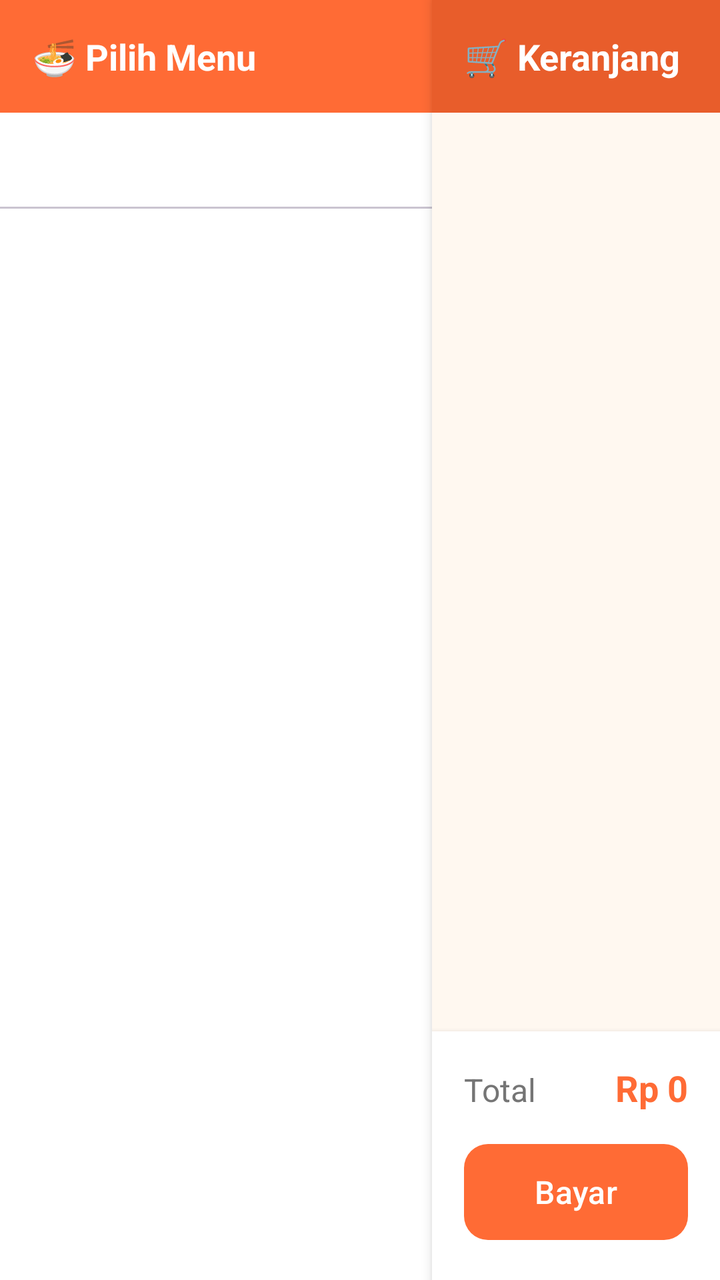
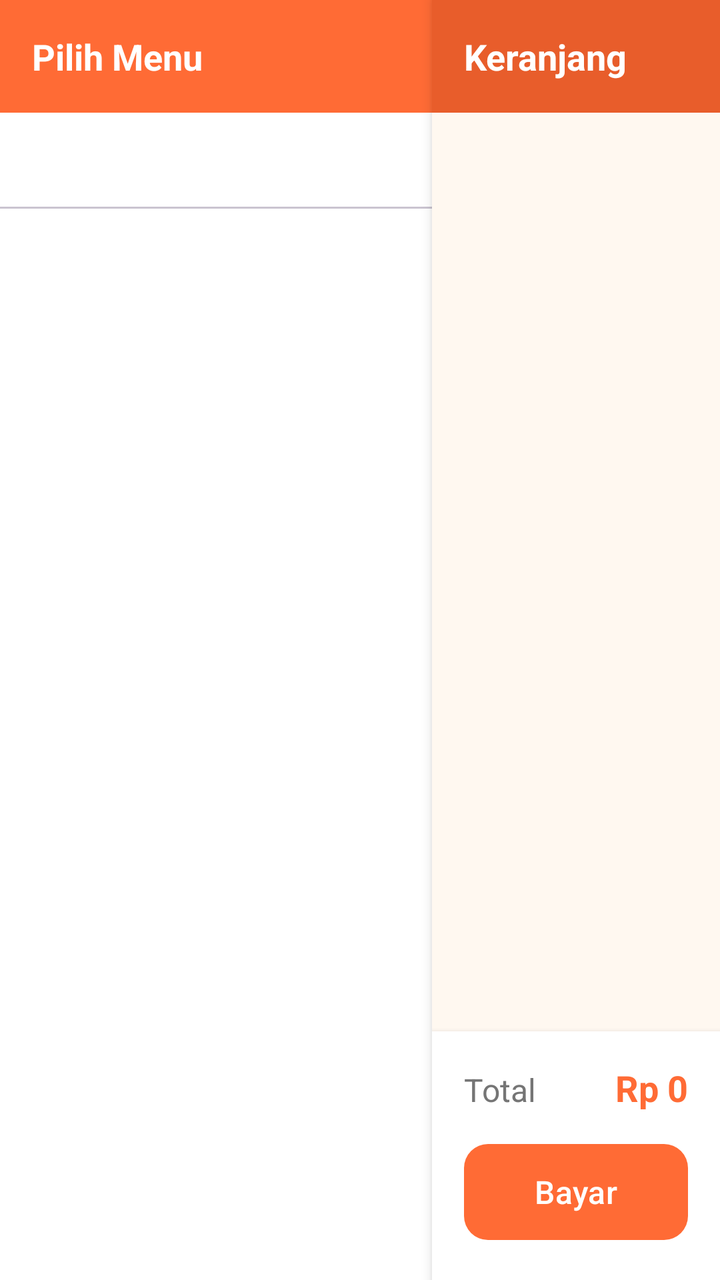

Compare the two renders of this Android layout. The source of the first and the diff that turns it into the second are given below.
<!-- AndroidManifest.xml: application theme Theme.MiePos -->
<!-- res/layout/fragment_pos.xml -->
<?xml version="1.0" encoding="utf-8"?>
<LinearLayout xmlns:android="http://schemas.android.com/apk/res/android"
    xmlns:app="http://schemas.android.com/apk/res-auto"
    android:layout_width="match_parent"
    android:layout_height="match_parent"
    android:orientation="horizontal"
    android:background="@color/background">

    
    <LinearLayout
        android:layout_width="0dp"
        android:layout_height="match_parent"
        android:layout_weight="3"
        android:orientation="vertical"
        android:background="@color/surface">

        <TextView
            android:layout_width="match_parent"
            android:layout_height="wrap_content"
            android:background="@color/primary"
            android:padding="16dp"
            android:text="🍜 Pilih Menu"
            android:textColor="@color/on_primary"
            android:textSize="18sp"
            android:textStyle="bold" />

        <com.google.android.material.tabs.TabLayout
            android:id="@+id/tabCategory"
            android:layout_width="match_parent"
            android:layout_height="wrap_content"
            app:tabMode="scrollable"
            app:tabGravity="fill"
            app:tabSelectedTextColor="@color/primary"
            app:tabTextColor="@color/text_secondary"
            app:tabIndicatorColor="@color/primary" />

        <androidx.recyclerview.widget.RecyclerView
            android:id="@+id/rvMenu"
            android:layout_width="match_parent"
            android:layout_height="match_parent"
            android:padding="8dp"
            android:clipToPadding="false" />
    </LinearLayout>

    
    <LinearLayout
        android:layout_width="0dp"
        android:layout_height="match_parent"
        android:layout_weight="2"
        android:orientation="vertical"
        android:background="@color/background"
        android:elevation="4dp">

        <TextView
            android:layout_width="match_parent"
            android:layout_height="wrap_content"
            android:background="@color/primary_dark"
            android:padding="16dp"
            android:text="🛒 Keranjang"
            android:textColor="@color/on_primary"
            android:textSize="18sp"
            android:textStyle="bold" />

        <androidx.recyclerview.widget.RecyclerView
            android:id="@+id/rvCart"
            android:layout_width="match_parent"
            android:layout_height="0dp"
            android:layout_weight="1"
            android:padding="8dp"
            android:clipToPadding="false" />

        <LinearLayout
            android:layout_width="match_parent"
            android:layout_height="wrap_content"
            android:orientation="vertical"
            android:background="@color/surface"
            android:elevation="4dp"
            android:padding="16dp">

            <LinearLayout
                android:layout_width="match_parent"
                android:layout_height="wrap_content"
                android:orientation="horizontal">

                <TextView
                    android:layout_width="0dp"
                    android:layout_height="wrap_content"
                    android:layout_weight="1"
                    android:text="Total"
                    android:textSize="16sp"
                    android:textColor="@color/text_secondary" />

                <TextView
                    android:id="@+id/tvTotal"
                    android:layout_width="wrap_content"
                    android:layout_height="wrap_content"
                    android:text="Rp 0"
                    android:textSize="18sp"
                    android:textStyle="bold"
                    android:textColor="@color/primary" />
            </LinearLayout>

            <com.google.android.material.button.MaterialButton
                android:id="@+id/btnBayar"
                android:layout_width="match_parent"
                android:layout_height="56dp"
                android:layout_marginTop="12dp"
                android:text="Bayar"
                android:textSize="16sp"
                app:cornerRadius="12dp" />

        </LinearLayout>
    </LinearLayout>

</LinearLayout>
<!-- resources referenced by this layout -->
<resources>
  <color name="background">#FFF8F0</color>
  <color name="on_primary">#FFFFFF</color>
  <color name="primary">#FF6B35</color>
  <color name="primary_dark">#E85D2B</color>
  <color name="surface">#FFFFFF</color>
  <color name="text_secondary">#757575</color>
  <style name="Theme.MiePos" parent="Theme.Material3.Light.NoActionBar">
          <item name="colorPrimary">@color/primary</item>
          <item name="colorPrimaryContainer">@color/primary_light</item>
          <item name="colorOnPrimaryContainer">@color/text_primary</item>
          <item name="colorOnPrimary">@color/on_primary</item>
          <item name="colorSecondary">@color/secondary</item>
          <item name="colorSecondaryContainer">@color/card_yellow</item>
          <item name="android:colorBackground">@color/background</item>
          <item name="colorSurface">@color/surface</item>
          <item name="colorError">@color/error</item>
      </style>
  <color name="primary_light">#FFAA80</color>
  <color name="text_primary">#1A1A1A</color>
  <color name="secondary">#FFB800</color>
  <color name="card_yellow">#FFF8E1</color>
  <color name="error">#C62828</color>
</resources>

<!-- the commit's change to res/layout/fragment_pos.xml (unified diff, before → after) -->
@@ -19,7 +19,7 @@
             android:layout_height="wrap_content"
             android:background="@color/primary"
             android:padding="16dp"
-            android:text="🍜 Pilih Menu"
+            android:text="Pilih Menu"
             android:textColor="@color/on_primary"
             android:textSize="18sp"
             android:textStyle="bold" />
@@ -56,7 +56,7 @@
             android:layout_height="wrap_content"
             android:background="@color/primary_dark"
             android:padding="16dp"
-            android:text="🛒 Keranjang"
+            android:text="Keranjang"
             android:textColor="@color/on_primary"
             android:textSize="18sp"
             android:textStyle="bold" />
